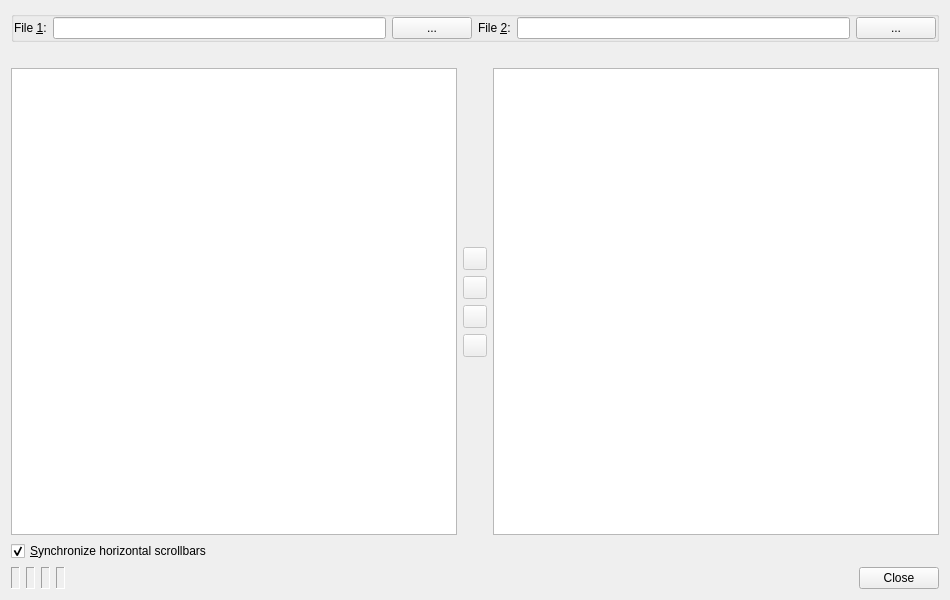
This is UI/CompareDialog.ui in testmana2/test as Qt 5 draws it before an edit. The edited form follows.
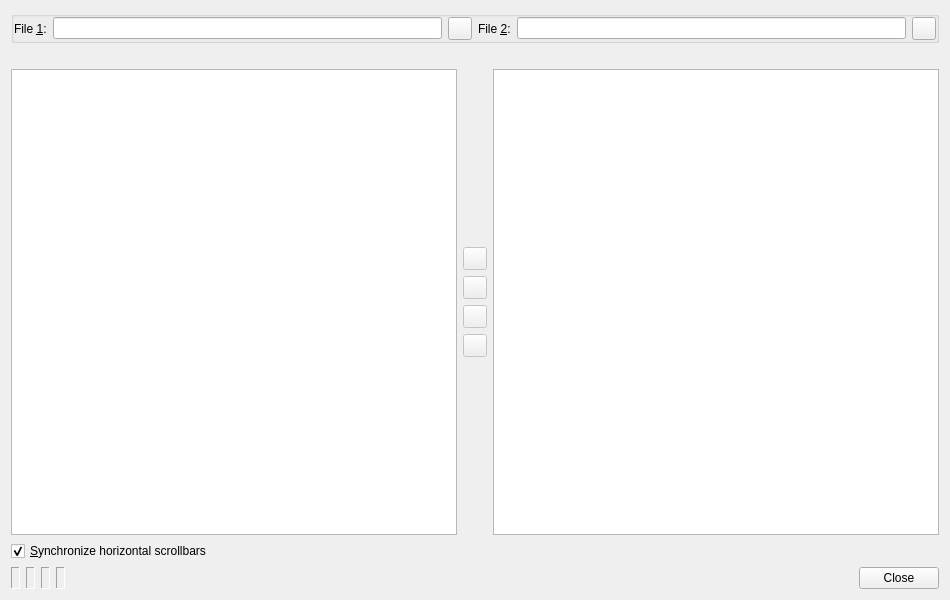
This is the edited form.

Commit message: Changed all the file or directory selection buttons to QToolButton and gave them an icon.

Patch:
```diff
--- a/UI/CompareDialog.ui
+++ b/UI/CompareDialog.ui
@@ -44,13 +44,10 @@
        </widget>
       </item>
       <item>
-       <widget class="QPushButton" name="file1Button">
+       <widget class="QToolButton" name="file1Button">
         <property name="toolTip">
          <string>Press to select the file via a file selection dialog</string>
         </property>
-        <property name="text">
-         <string>...</string>
-        </property>
        </widget>
       </item>
       <item>
@@ -71,13 +68,10 @@
        </widget>
       </item>
       <item>
-       <widget class="QPushButton" name="file2Button">
+       <widget class="QToolButton" name="file2Button">
         <property name="toolTip">
          <string>Press to select the file via a file selection dialog</string>
         </property>
-        <property name="text">
-         <string>...</string>
-        </property>
        </widget>
       </item>
      </layout>
```
Left out of the diff: 11 changed lines with no effect on the pictures. The commit also changes 127 other files.
